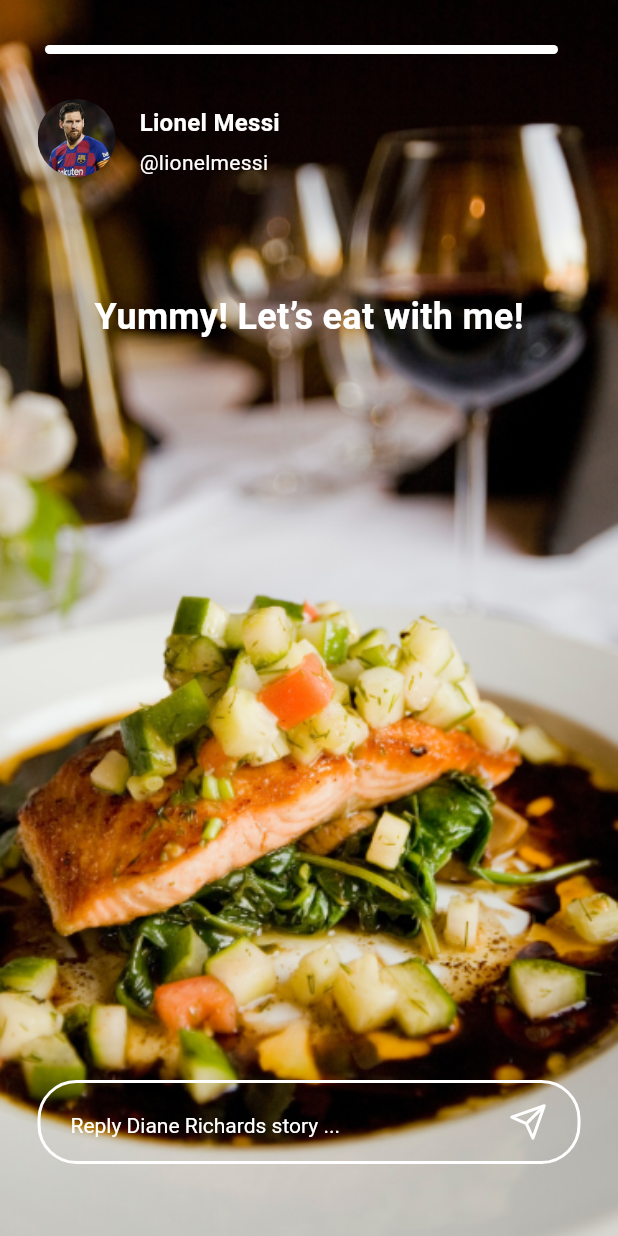
After one commit to KOSSHOH/ZGram, a Flutter app: the StoryScreen screen opened directly, on a phone screen of 412 x 824 dp. The commit adds this screen. Run offline on Flutter 3.47's test engine with Material 2 defaults, Android fonts, the phone set to English and light mode, and no system bars; drawn by our look-alikes of percent_indicator; our stand-ins replace dotted_border, flutter_slidable, flutter_svg, image_picker, pinput, rxdart and 3 more; missing offline and left inert: rxbus; accounts and stored records are empty; Roboto replaces fonts that are missing (NunitoSans); statements that could not run were skipped.

Commit message:
Story screen

```diff
--- a/lib/src/model/home/story_model.dart
+++ b/lib/src/model/home/story_model.dart
@@ -2,10 +2,14 @@ class StoryModel {
   bool isNew;
   String image;
   String name;
+  String storyMessage;
+  String storyImage;
 
   StoryModel({
     this.isNew,
     this.image,
     this.name,
+    this.storyMessage,
+    this.storyImage,
   });
 }
--- a/lib/src/ui/menu/home/home_screen.dart
+++ b/lib/src/ui/menu/home/home_screen.dart
@@ -7,6 +7,7 @@ import 'package:messenger/src/bloc/home_bloc.dart';
 import 'package:messenger/src/dialog/bottom_dialog.dart';
 import 'package:messenger/src/model/home/home_model.dart';
 import 'package:messenger/src/ui/menu/home/notification_screen.dart';
+import 'package:messenger/src/ui/menu/home/story_screen.dart';
 import 'package:messenger/src/ui/menu/main_screen.dart';
 import 'package:messenger/src/ui/profile/profile_friend_screen.dart';
 import 'package:messenger/src/utils/styles.dart';
@@ -97,7 +98,7 @@ class _HomeScreenState extends State<HomeScreen>
                             top: 25,
                           ),
                           color: AppTheme.screen,
-                          height: 92,
+                          height: 94,
                           child: ListView.builder(
                             itemCount: snapshot.data.story.length + 1,
                             scrollDirection: Axis.horizontal,
@@ -138,14 +139,26 @@ class _HomeScreenState extends State<HomeScreen>
                                             Text(
                                               "Add Story",
                                               maxLines: 1,
+                                              overflow: TextOverflow.ellipsis,
                                               style: Styles.regularBody(
-                                                  AppTheme.dark),
+                                                AppTheme.dark,
+                                              ),
                                             ),
                                           ],
                                         ),
                                       ),
                                     )
                                   : GestureDetector(
+                                      onTap: () {
+                                        Navigator.push(
+                                          context,
+                                          MaterialPageRoute(
+                                            builder: (context) => StoryScreen(
+                                              index: index - 1,
+                                            ),
+                                          ),
+                                        );
+                                      },
                                       child: Container(
                                         margin: EdgeInsets.only(
                                           left: 8,
@@ -184,7 +197,8 @@ class _HomeScreenState extends State<HomeScreen>
                                               maxLines: 1,
                                               overflow: TextOverflow.ellipsis,
                                               style: Styles.regularBody(
-                                                  AppTheme.dark),
+                                                AppTheme.dark,
+                                              ),
                                             ),
                                           ],
                                         ),
--- /dev/null
+++ b/lib/src/ui/menu/home/story_screen.dart
@@ -0,0 +1,265 @@
+import 'dart:async';
+import 'dart:ui';
+
+import 'package:flutter/cupertino.dart';
+import 'package:flutter/material.dart';
+import 'package:flutter_svg/svg.dart';
+import 'package:messenger/src/app_theme.dart';
+import 'package:messenger/src/model/home/story_model.dart';
+import 'package:messenger/src/utils/styles.dart';
+import 'package:percent_indicator/linear_percent_indicator.dart';
+
+class StoryScreen extends StatefulWidget {
+  final int index;
+
+  StoryScreen({
+    this.index,
+  });
+
+  @override
+  State<StatefulWidget> createState() {
+    return _StoryScreenState();
+  }
+}
+
+class _StoryScreenState extends State<StoryScreen> {
+  PageController _pageController;
+  int currentIndex = 0;
+  double width = 0.0;
+
+  Timer timer;
+
+  @override
+  void initState() {
+    _pageController = PageController(initialPage: widget.index);
+    currentIndex = widget.index;
+    _newScreen();
+    super.initState();
+  }
+
+  @override
+  void dispose() {
+    _pageController.dispose();
+    timer.cancel();
+    super.dispose();
+  }
+
+  var _duration = Duration(seconds: 5);
+
+  void _newScreen() {
+    if (timer == null) {
+      timer = Timer(_duration, () {
+        currentIndex++;
+        if (currentIndex == story.length) {
+          Navigator.pop(context);
+        } else {
+          _pageController.animateToPage(
+            currentIndex,
+            duration: Duration(milliseconds: 100),
+            curve: Curves.easeInOut,
+          );
+        }
+      });
+    } else {
+      timer.cancel();
+      timer = Timer(_duration, () {
+        currentIndex++;
+        if (currentIndex == story.length) {
+          Navigator.pop(context);
+        } else {
+          _pageController.animateToPage(
+            currentIndex,
+            duration: Duration(milliseconds: 100),
+            curve: Curves.easeInOut,
+          );
+        }
+      });
+    }
+  }
+
+  @override
+  Widget build(BuildContext context) {
+    return Scaffold(
+      backgroundColor: AppTheme.screen,
+      body: Theme(
+        data: ThemeData(
+          accentColor: Color(0xFF327FEB),
+          canvasColor: Colors.transparent,
+          textTheme: AppTheme.textTheme,
+          platform: TargetPlatform.android,
+        ),
+        child: PageView(
+          onPageChanged: (int page) {
+            setState(() {
+              currentIndex = page;
+              _newScreen();
+            });
+          },
+          controller: _pageController,
+          children: story.map(
+            (e) {
+              return Container(
+                height: MediaQuery.of(context).size.height,
+                decoration: BoxDecoration(
+                  image: DecorationImage(
+                    image: AssetImage(e.storyImage),
+                    fit: BoxFit.cover,
+                  ),
+                ),
+                child: Column(
+                  children: [
+                    Container(
+                      margin: EdgeInsets.only(top: 30, left: 20),
+                      child: LinearPercentIndicator(
+                        width: MediaQuery.of(context).size.width - 50,
+                        animation: true,
+                        lineHeight: 6.0,
+                        animationDuration: 5000,
+                        percent: 1,
+                        linearStrokeCap: LinearStrokeCap.roundAll,
+                        progressColor: Colors.white,
+                        backgroundColor: AppTheme.grey40,
+                      ),
+                    ),
+                    Container(
+                      margin: EdgeInsets.only(
+                        top: 30,
+                        left: 25,
+                        right: 25,
+                      ),
+                      child: Row(
+                        children: [
+                          Container(
+                            height: 52,
+                            width: 52,
+                            child: ClipRRect(
+                              borderRadius: BorderRadius.circular(52.0),
+                              child: Image.asset(
+                                e.image,
+                                height: 52,
+                                width: 52,
+                                fit: BoxFit.cover,
+                              ),
+                            ),
+                          ),
+                          SizedBox(width: 16),
+                          Expanded(
+                            child: Column(
+                              crossAxisAlignment: CrossAxisAlignment.start,
+                              children: [
+                                Text(
+                                  e.name,
+                                  style: Styles.boldLabel(AppTheme.white),
+                                ),
+                                SizedBox(height: 2),
+                                Text(
+                                  "@" +
+                                      e.name.toLowerCase().replaceAll(" ", ""),
+                                  style: Styles.regularContent(AppTheme.white),
+                                )
+                              ],
+                            ),
+                          )
+                        ],
+                      ),
+                    ),
+                    Container(
+                      margin: EdgeInsets.only(
+                        left: 25,
+                        right: 25,
+                        top: 75,
+                      ),
+                      child: Text(
+                        e.storyMessage == null ? "" : e.storyMessage,
+                        style: Styles.boldH2(AppTheme.white),
+                      ),
+                    ),
+                    Expanded(child: Container()),
+                    Container(
+                      padding: EdgeInsets.only(
+                        top: 20,
+                        left: 25,
+                        right: 25,
+                        bottom: 48,
+                      ),
+                      child: Container(
+                        padding: EdgeInsets.only(
+                          top: 13,
+                          bottom: 13,
+                          right: 20,
+                          left: 20,
+                        ),
+                        decoration: BoxDecoration(
+                          borderRadius: BorderRadius.circular(26),
+                          border: Border.all(
+                            color: AppTheme.white,
+                            width: 2,
+                          ),
+                        ),
+                        child: Row(
+                          children: [
+                            Expanded(
+                              child: TextField(
+                                style: Styles.semiBoldContent(AppTheme.dark),
+                                decoration: InputDecoration.collapsed(
+                                  hintText: "Reply Diane Richards story ...",
+                                  hintStyle:
+                                      Styles.regularContent(AppTheme.white),
+                                ),
+                              ),
+                            ),
+                            SizedBox(width: 15),
+                            GestureDetector(
+                              onTap: () {},
+                              child:
+                                  SvgPicture.asset("assets/icon/send_white.svg"),
+                            )
+                          ],
+                        ),
+                      ),
+                    ),
+                  ],
+                ),
+              );
+            },
+          ).toList(),
+        ),
+      ),
+    );
+  }
+
+  List<StoryModel> story = [
+    StoryModel(
+      isNew: true,
+      image: "assets/images/messi.png",
+      name: "Lionel Messi",
+      storyImage: "assets/images/img.png",
+      storyMessage: "Yummy! Let’s eat with me!",
+    ),
+    StoryModel(
+      isNew: true,
+      image: "assets/images/anna_jamil.png",
+      name: "Anna Jamil",
+      storyImage: "assets/images/christmas.jpg",
+      storyMessage: "Yummy!\nLet’s eat with me!",
+    ),
+    StoryModel(
+      isNew: true,
+      image: "assets/images/alan_walker.png",
+      name: "Alan Walker",
+      storyImage: "assets/images/holiday.jpg",
+    ),
+    StoryModel(
+      isNew: true,
+      image: "assets/images/thor.png",
+      name: "Thor",
+      storyImage: "assets/images/img.png",
+    ),
+    StoryModel(
+      isNew: true,
+      image: "assets/images/james_person.png",
+      name: "James Person",
+      storyImage: "assets/images/img.png",
+    ),
+  ];
+}
--- a/pubspec.yaml
+++ b/pubspec.yaml
@@ -26,6 +26,7 @@ dependencies:
   flutter_staggered_grid_view: ^0.3.2
   flutter_slidable: ^0.5.7
   image_picker: ^0.6.7+21
+  percent_indicator: ^2.1.9
 
 dev_dependencies:
   flutter_test:
```
Also changed, not shown: assets/icon/send_white.svg (added), assets/images/img.png (added), pubspec.lock.
